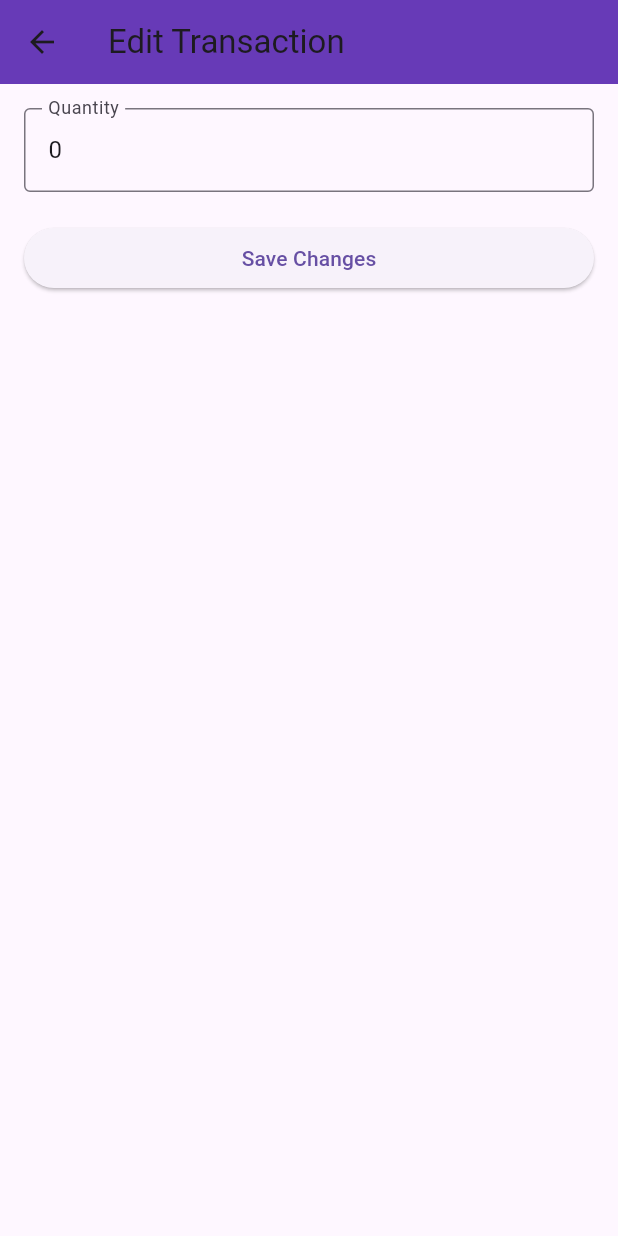
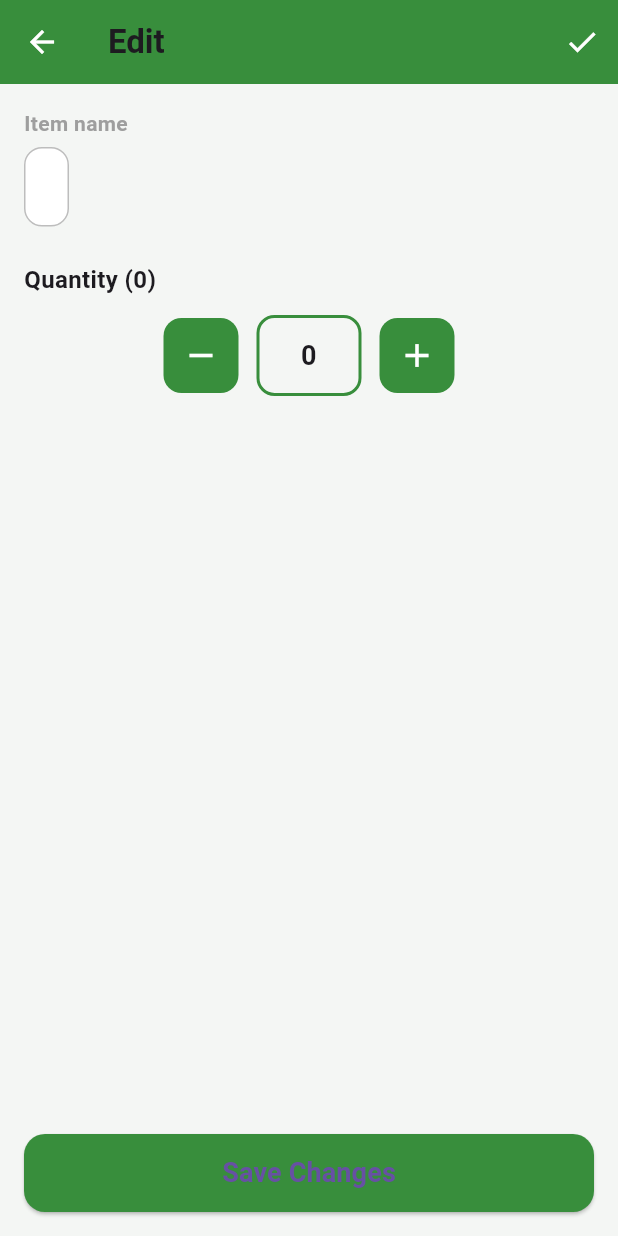
Before and after one commit to umeshsachala/sudama_milk, a Flutter app: the EditTransactionScreen screen opened directly with empty values, on a phone screen of 412 x 824 dp. Run offline on Flutter 3.47's test engine with Material 3 defaults, Android fonts, the phone set to English and light mode, and no system bars; our stand-ins replace cloud_firestore, firebase_auth, firebase_core, google_sign_in, shared_preferences, timeago; accounts and stored records are empty.

```diff
--- a/lib/screens/item_management/edit_transactio_screen.dart
+++ b/lib/screens/item_management/edit_transactio_screen.dart
@@ -12,8 +12,7 @@ class EditTransactionScreen extends StatefulWidget {
   }) : super(key: key);
 
   @override
-  State<EditTransactionScreen> createState() =>
-      _EditTransactionScreenState();
+  State<EditTransactionScreen> createState() => _EditTransactionScreenState();
 }
 
 class _EditTransactionScreenState extends State<EditTransactionScreen> {
@@ -28,6 +27,7 @@ class _EditTransactionScreenState extends State<EditTransactionScreen> {
         TextEditingController(text: widget.txDoc['qty'].toString());
   }
 
+  /// 🔴 LOGIC SAME – NOT TOUCHED
   Future<void> _save() async {
     final int oldQty = widget.txDoc['qty'];
     final int newQty = int.parse(qtyCtrl.text);
@@ -49,31 +49,135 @@ class _EditTransactionScreenState extends State<EditTransactionScreen> {
     Navigator.pop(context);
   }
 
+  void _incQty() {
+    setState(() {
+      qtyCtrl.text =
+          (int.parse(qtyCtrl.text) + 1).toString();
+    });
+  }
+
+  void _decQty() {
+    final current = int.parse(qtyCtrl.text);
+    if (current > 1) {
+      setState(() {
+        qtyCtrl.text = (current - 1).toString();
+      });
+    }
+  }
+
   @override
   Widget build(BuildContext context) {
     return Scaffold(
+      backgroundColor: const Color(0xffF4F6F4),
+
+      // ---------------- APP BAR ----------------
       appBar: AppBar(
-        title: const Text("Edit Transaction"),
-        backgroundColor: Colors.deepPurple,
+        backgroundColor: Colors.green.shade700,
+        elevation: 0,
+        title: const Text(
+          "Edit",
+          style: TextStyle(fontWeight: FontWeight.bold),
+        ),
+        leading: const BackButton(color: Colors.white),
+        actions: [
+          IconButton(
+            icon: const Icon(Icons.check, color: Colors.white),
+            onPressed: _save,
+          )
+        ],
       ),
+
+      // ---------------- BODY ----------------
       body: Padding(
         padding: const EdgeInsets.all(16),
         child: Column(
+          crossAxisAlignment: CrossAxisAlignment.start,
           children: [
-            TextField(
-              controller: qtyCtrl,
-              keyboardType: TextInputType.number,
-              decoration: const InputDecoration(
-                labelText: "Quantity",
-                border: OutlineInputBorder(),
+
+            /// ITEM NAME (READ ONLY LOOK)
+            const Text(
+              "Item name",
+              style: TextStyle(
+                fontWeight: FontWeight.w600,
+                color: Colors.grey,
               ),
             ),
-            const SizedBox(height: 20),
+            const SizedBox(height: 6),
+            Container(
+              padding: const EdgeInsets.symmetric(
+                  horizontal: 14, vertical: 14),
+              decoration: BoxDecoration(
+                borderRadius: BorderRadius.circular(12),
+                border: Border.all(color: Colors.grey.shade400),
+                color: Colors.white,
+              ),
+              child: Text(
+                widget.txDoc['itemName'] ?? "Item",
+                style: const TextStyle(fontSize: 16),
+              ),
+            ),
+
+            const SizedBox(height: 24),
+
+            /// QUANTITY TITLE
+            Text(
+              "Quantity (${widget.txDoc['qty']})",
+              style: const TextStyle(
+                fontWeight: FontWeight.bold,
+                fontSize: 16,
+              ),
+            ),
+
+            const SizedBox(height: 12),
+
+            /// QUANTITY CONTROLLER
+            Row(
+              mainAxisAlignment: MainAxisAlignment.center,
+              children: [
+                _qtyButton(Icons.remove, _decQty),
+                Container(
+                  width: 70,
+                  margin: const EdgeInsets.symmetric(horizontal: 12),
+                  padding: const EdgeInsets.symmetric(vertical: 12),
+                  decoration: BoxDecoration(
+                    borderRadius: BorderRadius.circular(12),
+                    border: Border.all(
+                        color: Colors.green.shade700, width: 2),
+                  ),
+                  child: Text(
+                    qtyCtrl.text,
+                    textAlign: TextAlign.center,
+                    style: const TextStyle(
+                      fontSize: 18,
+                      fontWeight: FontWeight.bold,
+                    ),
+                  ),
+                ),
+                _qtyButton(Icons.add, _incQty),
+              ],
+            ),
+
+            const Spacer(),
+
+            /// SAVE BUTTON
             SizedBox(
               width: double.infinity,
+              height: 52,
               child: ElevatedButton(
+                style: ElevatedButton.styleFrom(
+                  backgroundColor: Colors.green.shade700,
+                  shape: RoundedRectangleBorder(
+                    borderRadius: BorderRadius.circular(14),
+                  ),
+                ),
                 onPressed: _save,
-                child: const Text("Save Changes"),
+                child: const Text(
+                  "Save Changes",
+                  style: TextStyle(
+                    fontSize: 18,
+                    fontWeight: FontWeight.bold,
+                  ),
+                ),
               ),
             )
           ],
@@ -81,4 +185,20 @@ class _EditTransactionScreenState extends State<EditTransactionScreen> {
       ),
     );
   }
+
+  Widget _qtyButton(IconData icon, VoidCallback onTap) {
+    return InkWell(
+      onTap: onTap,
+      borderRadius: BorderRadius.circular(12),
+      child: Container(
+        width: 50,
+        height: 50,
+        decoration: BoxDecoration(
+          color: Colors.green.shade700,
+          borderRadius: BorderRadius.circular(12),
+        ),
+        child: Icon(icon, color: Colors.white, size: 26),
+      ),
+    );
+  }
 }
```
Also changed, not shown: lib/screens/home_screen.dart (+35 -64 lines), 1 other file.
